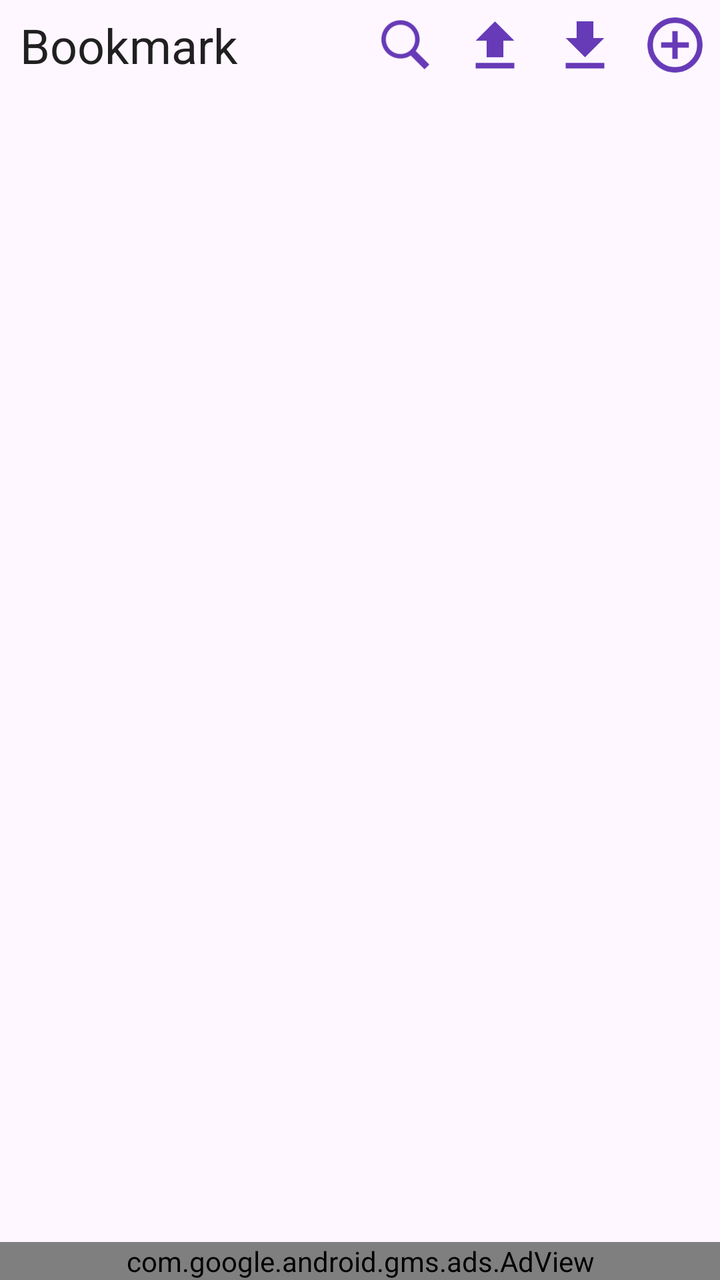
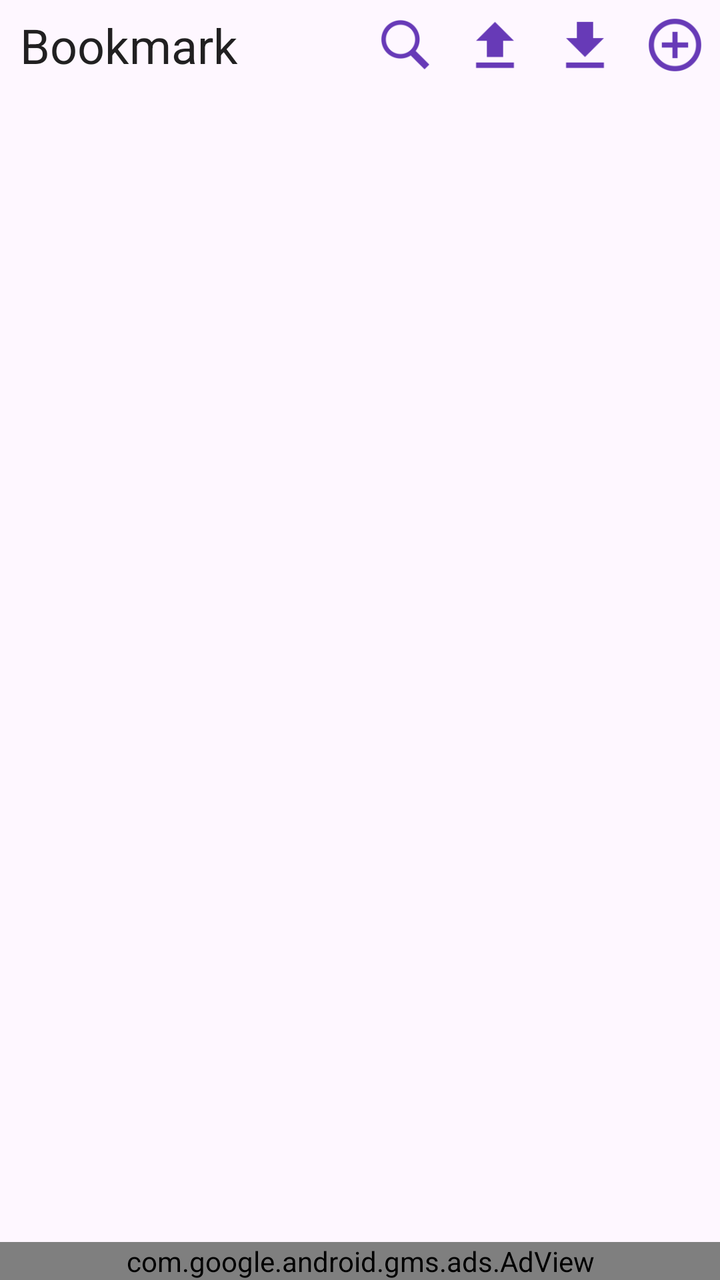

Two renders of the same Android screen: before a commit and after it. Below are the layout's source before the change and the commit's diff.
<!-- AndroidManifest.xml: application theme Theme.MyApplication -->
<!-- res/layout/activity_bookmark.xml -->
<?xml version="1.0" encoding="utf-8"?>
<androidx.constraintlayout.widget.ConstraintLayout xmlns:android="http://schemas.android.com/apk/res/android"
    xmlns:app="http://schemas.android.com/apk/res-auto"
    xmlns:tools="http://schemas.android.com/tools"
    android:id="@+id/main"
    android:layout_width="match_parent"
    android:layout_height="match_parent"
    tools:context="com.blueberryjoy.reader.bookmark.Bookmark">

    <androidx.recyclerview.widget.RecyclerView
        android:id="@+id/recyclerView"
        android:layout_width="0dp"
        android:layout_height="0dp"
        android:orientation="vertical"
        app:layout_constraintBottom_toTopOf="@+id/adView"
        app:layout_constraintEnd_toEndOf="parent"
        app:layout_constraintHorizontal_bias="0.0"
        app:layout_constraintStart_toStartOf="parent"
        app:layout_constraintTop_toBottomOf="@+id/filter"
        app:layout_constraintVertical_bias="0.0" />

    <ImageView
        android:id="@+id/imageButton"
        android:layout_width="45dp"
        android:layout_height="45dp"
        android:contentDescription="@string/des_add_bookmark"
        android:scaleX="0.7"
        android:scaleY="0.7"
        app:layout_constraintEnd_toEndOf="parent"
        app:layout_constraintTop_toTopOf="parent"
        app:srcCompat="@mipmap/ic_bookmark_save" />

    <LinearLayout
        android:id="@+id/linearLayout"
        android:layout_width="wrap_content"
        android:layout_height="wrap_content"
        app:layout_constraintEnd_toStartOf="@+id/imageButton"
        app:layout_constraintTop_toTopOf="parent">

        <ImageView
            android:id="@+id/imageButton1"
            android:layout_width="45dp"
            android:layout_height="45dp"
            android:contentDescription="@string/des_export_bookmark"
            android:scaleX="0.6"
            android:scaleY="0.6"
            app:srcCompat="@mipmap/ic_bookmark_export" />

        <ImageView
            android:id="@+id/imageButton2"
            android:layout_width="45dp"
            android:layout_height="45dp"
            android:contentDescription="@string/des_import_bookmark"
            android:scaleX="0.6"
            android:scaleY="0.6"
            app:srcCompat="@mipmap/ic_bookmark_import" />
    </LinearLayout>

    <ImageView
        android:id="@+id/imageButton3"
        android:layout_width="45dp"
        android:layout_height="45dp"
        android:contentDescription="@string/des_search_bookmark"
        android:scaleX="1"
        android:scaleY="1"
        app:layout_constraintEnd_toStartOf="@+id/linearLayout"
        app:layout_constraintTop_toTopOf="parent"
        app:srcCompat="@mipmap/ic_bookmark_search" />


    <TextView
        android:layout_width="wrap_content"
        android:layout_height="wrap_content"
        android:paddingStart="10dp"
        android:paddingEnd="10dp"
        android:text="@string/title_bookmark"
        android:textColor="@color/primary_text"
        android:textSize="24sp"
        app:layout_constraintBottom_toBottomOf="@+id/imageButton"
        app:layout_constraintStart_toStartOf="parent"
        app:layout_constraintTop_toTopOf="parent" />

    <com.google.android.gms.ads.AdView xmlns:ads="http://schemas.android.com/apk/res-auto"
        android:id="@+id/adView"
        android:layout_width="match_parent"
        android:layout_height="wrap_content"
        ads:adSize="BANNER"
        ads:adUnitId="ca-app-pub-3372495913831712/4780344537"
        app:layout_constraintBottom_toBottomOf="parent"
        app:layout_constraintStart_toStartOf="parent" />

    <EditText
        android:id="@+id/filter"
        android:layout_width="match_parent"
        android:layout_height="45dp"
        android:ems="10"
        android:hint="@string/search_bookmarks"
        android:importantForAutofill="no"
        android:inputType="text"
        android:text=""
        android:visibility="gone"
        app:layout_constraintStart_toStartOf="parent"
        app:layout_constraintTop_toBottomOf="@+id/imageButton"
        tools:ignore="LabelFor" />

</androidx.constraintlayout.widget.ConstraintLayout>
<!-- resources referenced by this layout -->
<resources>
  <color name="primary_text">#DE000000</color>
  <!-- mipmap ic_bookmark_export: png bitmap (mipmap-hdpi, 840 bytes) -->
  <!-- mipmap ic_bookmark_import: png bitmap (mipmap-hdpi, 789 bytes) -->
  <!-- mipmap ic_bookmark_save: png bitmap (mipmap-hdpi, 1812 bytes) -->
  <!-- mipmap ic_bookmark_search: png bitmap (mipmap-hdpi, 1377 bytes) -->
  <string name="des_add_bookmark" translatable="false">addBookmark</string>
  <string name="des_export_bookmark" translatable="false">exportBookmark</string>
  <string name="des_import_bookmark" translatable="false">importBookmark</string>
  <string name="des_search_bookmark" translatable="false">des_search_bookmark</string>
  <string name="search_bookmarks">Search bookmarks</string>
  <string name="title_bookmark">Bookmark</string>
  <style name="Theme.MyApplication" parent="Theme.Material3.DayNight.NoActionBar">
          
      </style>
</resources>

<!-- the commit's change to res/layout/activity_bookmark.xml (unified diff, before → after) -->
@@ -24,8 +24,6 @@
         android:layout_width="45dp"
         android:layout_height="45dp"
         android:contentDescription="@string/des_add_bookmark"
-        android:scaleX="0.7"
-        android:scaleY="0.7"
         app:layout_constraintEnd_toEndOf="parent"
         app:layout_constraintTop_toTopOf="parent"
         app:srcCompat="@mipmap/ic_bookmark_save" />
@@ -42,8 +40,6 @@
             android:layout_width="45dp"
             android:layout_height="45dp"
             android:contentDescription="@string/des_export_bookmark"
-            android:scaleX="0.6"
-            android:scaleY="0.6"
             app:srcCompat="@mipmap/ic_bookmark_export" />
 
         <ImageView
@@ -51,8 +47,6 @@
             android:layout_width="45dp"
             android:layout_height="45dp"
             android:contentDescription="@string/des_import_bookmark"
-            android:scaleX="0.6"
-            android:scaleY="0.6"
             app:srcCompat="@mipmap/ic_bookmark_import" />
     </LinearLayout>
 
@@ -61,8 +55,6 @@
         android:layout_width="45dp"
         android:layout_height="45dp"
         android:contentDescription="@string/des_search_bookmark"
-        android:scaleX="1"
-        android:scaleY="1"
         app:layout_constraintEnd_toStartOf="@+id/linearLayout"
         app:layout_constraintTop_toTopOf="parent"
         app:srcCompat="@mipmap/ic_bookmark_search" />
<!-- resource entries referenced after the edit -->
@@ -1,9 +1,9 @@
 <!-- resources referenced by this layout -->
 <resources>
   <color name="primary_text">#DE000000</color>
-  <!-- mipmap ic_bookmark_export: png bitmap (mipmap-hdpi, 840 bytes) -->
-  <!-- mipmap ic_bookmark_import: png bitmap (mipmap-hdpi, 789 bytes) -->
-  <!-- mipmap ic_bookmark_save: png bitmap (mipmap-hdpi, 1812 bytes) -->
+  <!-- mipmap ic_bookmark_export: png bitmap (mipmap-hdpi, 507 bytes) -->
+  <!-- mipmap ic_bookmark_import: png bitmap (mipmap-hdpi, 507 bytes) -->
+  <!-- mipmap ic_bookmark_save: png bitmap (mipmap-hdpi, 1204 bytes) -->
   <!-- mipmap ic_bookmark_search: png bitmap (mipmap-hdpi, 1377 bytes) -->
   <string name="des_add_bookmark" translatable="false">addBookmark</string>
   <string name="des_export_bookmark" translatable="false">exportBookmark</string>
